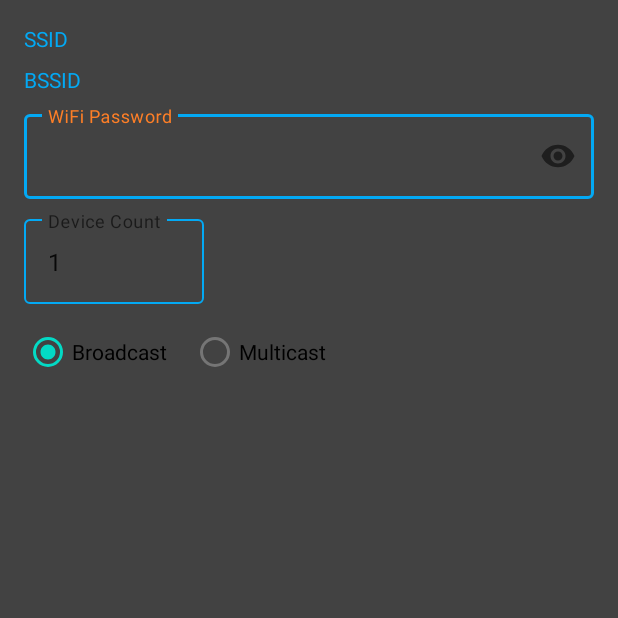
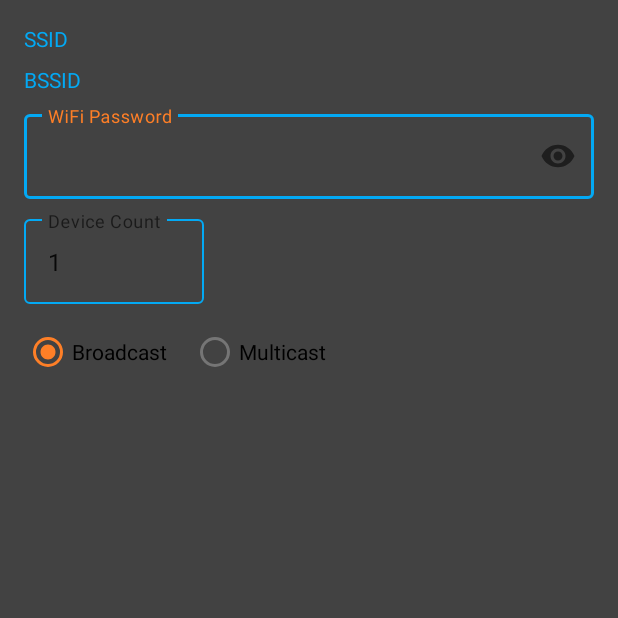
Before and after one commit to christosfas/HumidityTempChart, an Android app: the DeviceConfigActivity screen opened directly, with no data from a screen before it, on a phone screen of 412 x 824 dp, the top half of it. Run offline under Robolectric (Android 15) with nearby library versions, the phone set to English and light mode, and no system bars; libraries missing offline, so code that uses them is left out: com.espressif.iot; 2 statements that could not run were skipped.

Commit message:
style improvements

```diff
--- a/app/src/main/res/values-night/themes.xml
+++ b/app/src/main/res/values-night/themes.xml
@@ -2,12 +2,12 @@
     <!-- Base application theme. -->
     <style name="Theme.HumidityTempChart" parent="Theme.MaterialComponents.DayNight.DarkActionBar">
         <!-- Primary brand color. -->
-        <item name="colorPrimary">@color/purple_200</item>
-        <item name="colorPrimaryVariant">@color/purple_700</item>
+        <item name="colorPrimary">@color/fasoulablue</item>
+        <item name="colorPrimaryVariant">@color/fasoulablue</item>
         <item name="colorOnPrimary">@color/black</item>
         <!-- Secondary brand color. -->
-        <item name="colorSecondary">@color/teal_200</item>
-        <item name="colorSecondaryVariant">@color/teal_200</item>
+        <item name="colorSecondary">@color/fasoulaorange</item>
+        <item name="colorSecondaryVariant">@color/fasoulaorange</item>
         <item name="colorOnSecondary">@color/black</item>
         <!-- Status bar color. -->
         <item name="android:statusBarColor" tools:targetApi="l">?attr/colorPrimaryVariant</item>
--- a/app/src/main/res/values/colors.xml
+++ b/app/src/main/res/values/colors.xml
@@ -3,10 +3,11 @@
     <color name="purple_200">#FFBB86FC</color>
     <color name="purple_500">#FF6200EE</color>
     <color name="purple_700">#FF3700B3</color>
-    <color name="fasoulablue">#03A9F4</color>
+    <color name="fasoulablue">#03A9F4</color>F
     <color name="fasoulaorange">#FE7F27</color>
     <color name="teal_200">#FF03DAC5</color>
     <color name="teal_700">#FF018786</color>
+    <color name="background">#13131A</color>
     <color name="black">#FF000000</color>
     <color name="white">#FFFFFFFF</color>
     <color name="mtrl_textinput_default_box_stroke_color" tools:override="true">#03A9F4</color>
--- a/app/src/main/res/values/themes.xml
+++ b/app/src/main/res/values/themes.xml
@@ -6,11 +6,11 @@
         <item name="colorPrimaryVariant">@color/fasoulablue</item>
         <item name="colorOnPrimary">@color/white</item>
         <!-- Secondary brand color. -->
-        <item name="colorSecondary">@color/teal_200</item>
-        <item name="colorSecondaryVariant">@color/teal_700</item>
+        <item name="colorSecondary">@color/fasoulaorange</item>
+        <item name="colorSecondaryVariant">@color/fasoulaorange</item>
         <item name="colorOnSecondary">@color/black</item>
         <!-- Status bar color. -->
-        <item name="android:statusBarColor" tools:targetApi="l">?attr/colorPrimaryVariant</item>
+        <item name="android:statusBarColor" >?attr/colorPrimaryVariant</item>
         <!-- Customize your theme here. -->
     </style>
     <style name="Theme.HumidityTempChart.NoActionBar">
@@ -19,5 +19,5 @@
     </style>
     <style name="Theme.HumidityTempChart.AppBarOverlay"
         parent="ThemeOverlay.AppCompat.Dark.ActionBar" />
-    <style name="Theme.HumidityTempChart.PopupOverlay" parent="ThemeOverlay.AppCompat.Light" />
+    <style name="Theme.HumidityTempChart.PopupOverlay" parent="ThemeOverlay.AppCompat.Dark" />
 </resources>
```
